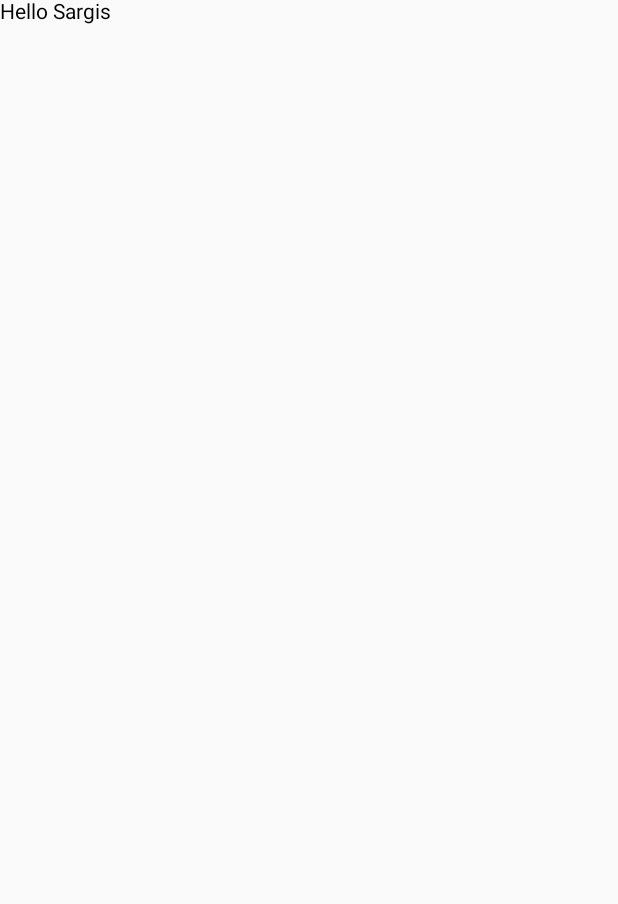
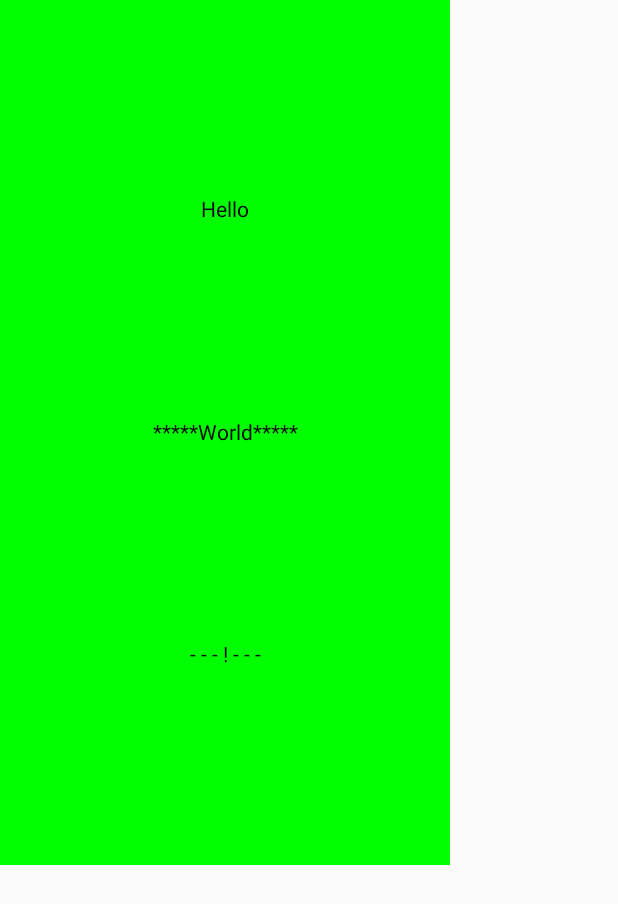
Before and after one commit to SargisKhlopuzyan/JetpackCompose, an Android app built with Jetpack Compose: the screen it shows after launch (MainActivity), on a phone screen of 412 x 824 dp. Before the commit the part shown is almost empty. Shown: the top 904 px of the screen. Run offline under Robolectric (Android 15) with nearby library versions, the phone set to English and light mode, and no system bars.

Commit message:
Rows, Columns & Basic Sizing - Android Jetpack Compose - Part 2

```diff
--- a/app/src/main/java/com/sargis/khlopuzyan/jetpackcompose/MainActivity.kt
+++ b/app/src/main/java/com/sargis/khlopuzyan/jetpackcompose/MainActivity.kt
@@ -2,39 +2,47 @@ package com.sargis.khlopuzyan.jetpackcompose
 
 import android.os.Bundle
 import androidx.activity.ComponentActivity
-import androidx.activity.OnBackPressedCallback
-import androidx.activity.OnBackPressedDispatcher
 import androidx.activity.compose.setContent
-import androidx.compose.material.Button
-import androidx.compose.material.Scaffold
+import androidx.compose.foundation.background
+import androidx.compose.foundation.layout.Arrangement
+import androidx.compose.foundation.layout.Column
+import androidx.compose.foundation.layout.fillMaxHeight
+import androidx.compose.foundation.layout.width
 import androidx.compose.material.Text
-import androidx.compose.material.rememberScaffoldState
-import androidx.compose.runtime.*
+import androidx.compose.runtime.Composable
+import androidx.compose.ui.Alignment
+import androidx.compose.ui.Modifier
+import androidx.compose.ui.graphics.Color
 import androidx.compose.ui.tooling.preview.Preview
+import androidx.compose.ui.unit.dp
 import com.sargis.khlopuzyan.jetpackcompose.ui.theme.JetpackComposeTheme
-import kotlinx.coroutines.delay
 
 class MainActivity : ComponentActivity() {
 
     override fun onCreate(savedInstanceState: Bundle?) {
         super.onCreate(savedInstanceState)
+        setContent {
+            Column(
+                modifier = Modifier
+                    .background(Color.Green)
+                    .fillMaxHeight(0.7f)
+                    .width(300.dp),
+                horizontalAlignment = Alignment.CenterHorizontally,
+                verticalArrangement = Arrangement.SpaceEvenly
+            ) {
+                Text(text = "Hello")
+                Text(text = "*****World*****")
+                Text(text = "- - - ! - - -")
+            }
+        }
+    }
 
-        setContent {
-            Greeting(name = "Sargis")
-        }
-
-    }
 }
 
-@Composable
-fun Greeting(name: String) {
-    Text(text = "Hello $name")
-}
 
 @Preview(showBackground = true)
 @Composable
 fun DefaultPreview() {
     JetpackComposeTheme {
-        Greeting(name = "Sargis")
     }
 }
```
